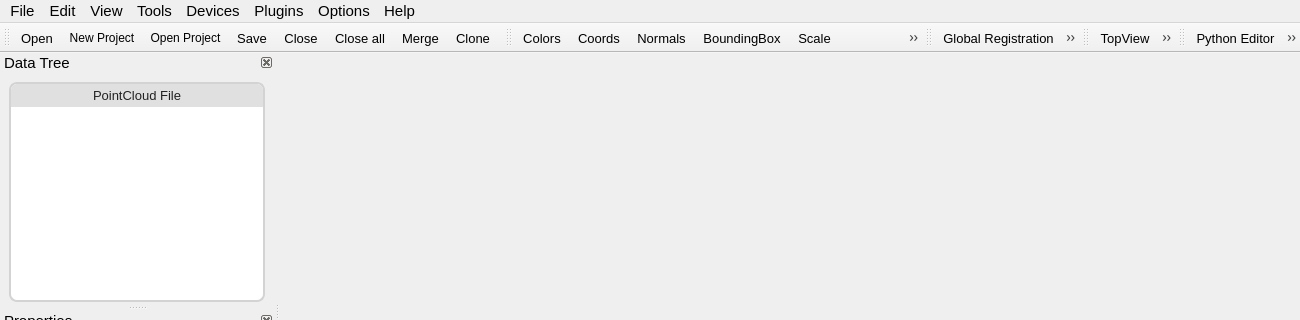
This is src/app/mainwindow.ui in Libaocheng3811/PointWorks as Qt 5 draws it before an edit; both pictures show x 0 to 1300 and y 0 to 320 of the 1300 by 845 pixel window. The edited form follows.
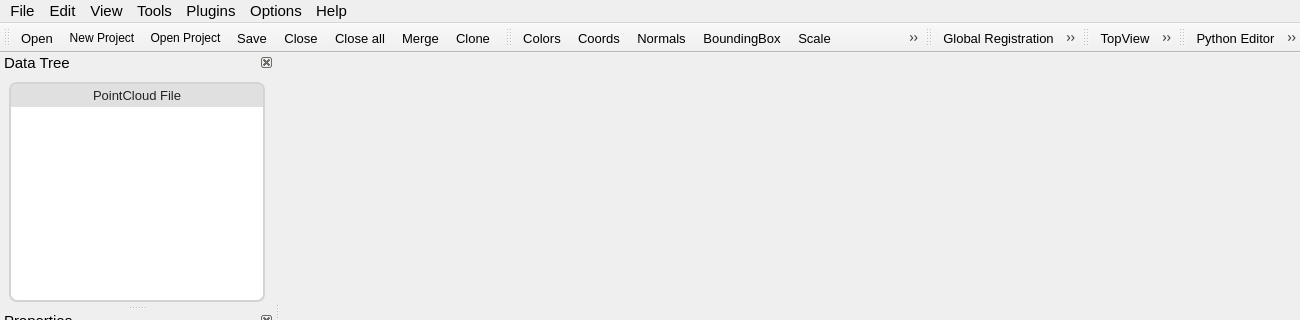
This is the edited form. Icons and pictures are not drawn. Custom widgets are drawn as their Qt base class.

Commit message: <fix>删除Devices菜单栏，补充python接口

```diff
--- a/src/app/mainwindow.ui
+++ b/src/app/mainwindow.ui
@@ -197,18 +197,6 @@
     <addaction name="actionRecognition"/>
     <addaction name="separator"/>
    </widget>
-   <widget class="QMenu" name="menuDevices">
-    <property name="font">
-     <font>
-      <pointsize>10</pointsize>
-     </font>
-    </property>
-    <property name="title">
-     <string>Devices</string>
-    </property>
-    <addaction name="actionPhotoNeo"/>
-    <addaction name="actionAzureKinect"/>
-   </widget>
    <widget class="QMenu" name="menuOptions">
     <property name="font">
      <font>
@@ -286,7 +274,6 @@
    <addaction name="menuEdit"/>
    <addaction name="menuView"/>
    <addaction name="menuTools"/>
-   <addaction name="menuDevices"/>
    <addaction name="menuPlugins"/>
    <addaction name="menuOptions"/>
    <addaction name="menuHelp"/>
```
Left out of the diff: 30 changed lines with no effect on the pictures. The commit also changes 4 other files.
